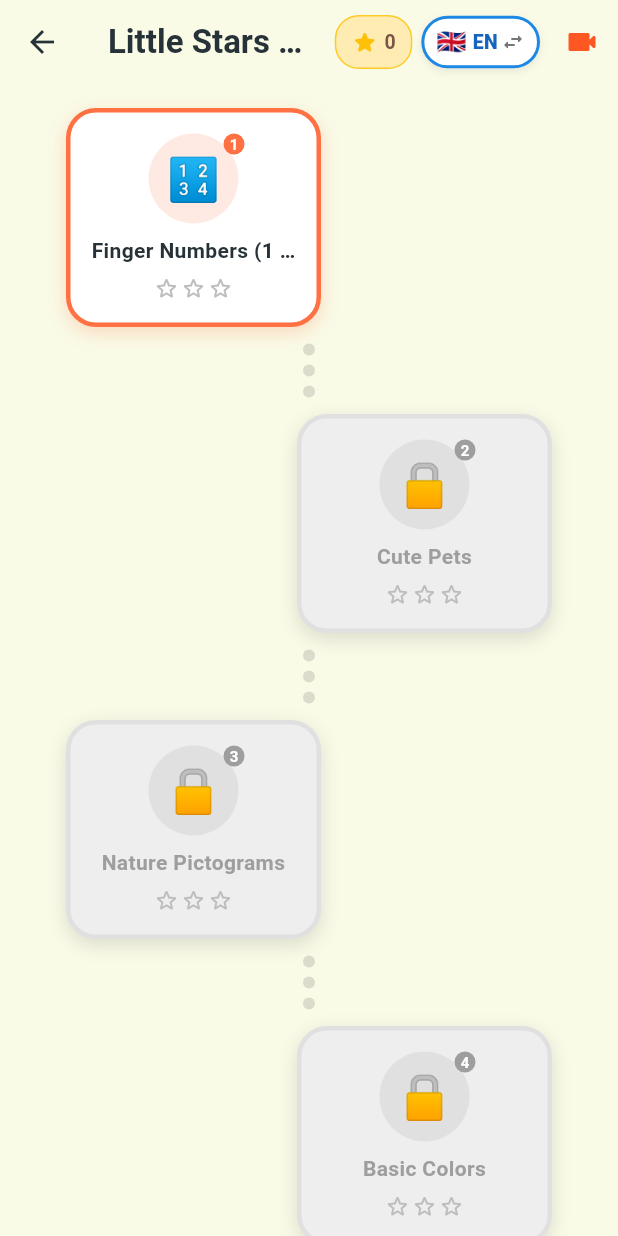
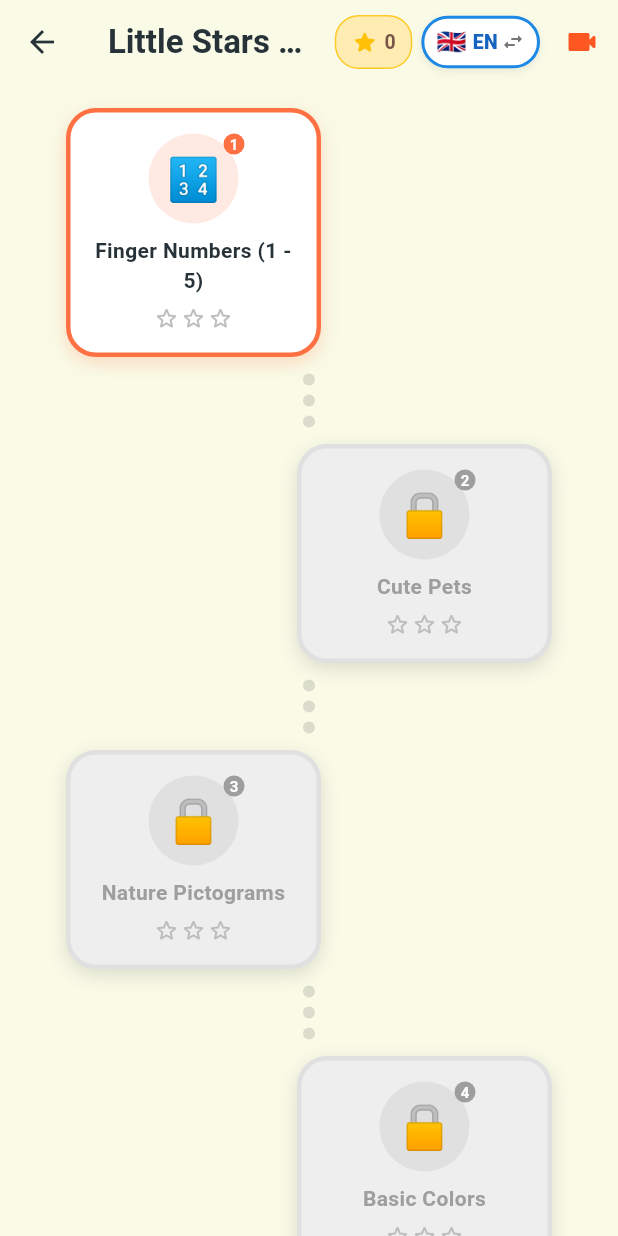
Before and after one commit to tomztansen/nihao_kids, a Flutter app: the LessonMapScreen screen opened directly with sample values from the repository, after a tap on "🇬🇧", after a tap on "🇮🇩", on a phone screen of 412 x 824 dp. Run offline on Flutter 3.47's test engine with Material 3 defaults, Android fonts, the light colour scheme and no system bars; our stand-ins replace audioplayers, google_mobile_ads, open_filex, shared_preferences, webview_flutter; missing offline and left inert: unity_ads_plugin; accounts and stored records are empty; network calls fail; project files that could hold a hidden picture were left out.

Commit message:
fix: resolve grade card text clipping and localize age badge v1.0.5+6

```diff
--- a/lib/config/app_config.dart
+++ b/lib/config/app_config.dart
@@ -1,6 +1,6 @@
 class AppConfig {
-  static const String appVersion = '1.0.4';
-  static const int buildNumber = 5;
+  static const String appVersion = '1.0.5';
+  static const int buildNumber = 6;
   static const String versionCheckUrl = 'https://tomztansen.github.io/nihao_kids/version.json';
   static const String fallbackApkUrl = 'https://github.com/tomztansen/nihao_kids/releases/latest/download/app-release.apk';
   static const String webDownloadPage = 'https://tomztansen.github.io/nihao_kids/download.html';
--- a/lib/models/models.dart
+++ b/lib/models/models.dart
@@ -15,6 +15,7 @@ class GradeLevel {
   final String subtitle;
   final String? subtitleEn;
   final String ageRange;
+  final String? ageRangeEn;
   final Color primaryColor;
   final Color secondaryColor;
   final String icon;
@@ -26,6 +27,7 @@ class GradeLevel {
     required this.subtitle,
     this.subtitleEn,
     required this.ageRange,
+    this.ageRangeEn,
     required this.primaryColor,
     required this.secondaryColor,
     required this.icon,
@@ -33,6 +35,7 @@ class GradeLevel {
 
   String get localizedTitle => LocalizationService().isEnglish ? (titleEn ?? title) : title;
   String get localizedSubtitle => LocalizationService().isEnglish ? (subtitleEn ?? subtitle) : subtitle;
+  String get localizedAgeRange => LocalizationService().isEnglish ? (ageRangeEn ?? ageRange) : ageRange;
 }
 
 class VocabItem {
--- a/lib/screens/grade_selection_screen.dart
+++ b/lib/screens/grade_selection_screen.dart
@@ -161,7 +161,7 @@ class _GradeSelectionScreenState extends State<GradeSelectionScreen> {
                         ),
                         icon: const Icon(Icons.play_circle_fill, color: Colors.deepOrange, size: 16),
                         label: Text(
-                          loc.isEnglish ? 'Free 🎋' : 'Bambu Gratis 🎁',
+                          loc.isEnglish ? 'Free 🎋' : 'Gratis 🎋',
                           style: const TextStyle(fontWeight: FontWeight.bold, fontSize: 11),
                         ),
                       ),
@@ -350,24 +350,27 @@ class _GradeSelectionScreenState extends State<GradeSelectionScreen> {
                     crossAxisAlignment: CrossAxisAlignment.start,
                     children: [
                       Row(
+                        crossAxisAlignment: CrossAxisAlignment.center,
                         children: [
-                          Text(
-                            grade.localizedTitle,
-                            style: const TextStyle(
-                              fontSize: 16,
-                              fontWeight: FontWeight.bold,
-                              color: AppColors.pandaBlack,
+                          Expanded(
+                            child: Text(
+                              grade.localizedTitle,
+                              style: const TextStyle(
+                                fontSize: 15,
+                                fontWeight: FontWeight.bold,
+                                color: AppColors.pandaBlack,
+                              ),
                             ),
                           ),
-                          const SizedBox(width: 6),
+                          const SizedBox(width: 8),
                           Container(
-                            padding: const EdgeInsets.symmetric(horizontal: 6, vertical: 2),
+                            padding: const EdgeInsets.symmetric(horizontal: 7, vertical: 3),
                             decoration: BoxDecoration(
                               color: grade.primaryColor.withOpacity(0.15),
-                              borderRadius: BorderRadius.circular(6),
+                              borderRadius: BorderRadius.circular(8),
                             ),
                             child: Text(
-                              grade.ageRange,
+                              grade.localizedAgeRange,
                               style: TextStyle(
                                 fontSize: 10,
                                 fontWeight: FontWeight.bold,
--- a/lib/screens/lesson_map_screen.dart
+++ b/lib/screens/lesson_map_screen.dart
@@ -469,7 +469,7 @@ class _LessonMapScreenState extends State<LessonMapScreen> {
             Text(
               lesson.localizedTitle,
               textAlign: TextAlign.center,
-              maxLines: 1,
+              maxLines: 2,
               overflow: TextOverflow.ellipsis,
               style: TextStyle(
                 fontSize: 14,
--- a/pubspec.yaml
+++ b/pubspec.yaml
@@ -1,7 +1,7 @@
 name: nihao_kids
 description: Aplikasi Belajar Bahasa Mandarin Interaktif untuk Anak TK dan SD
 publish_to: 'none'
-version: 1.0.4+5
+version: 1.0.5+6
 
 environment:
   sdk: '>=3.0.0 <4.0.0'
```
Also changed, not shown: lib/data/curriculum_data.dart (+8 -4 lines), preview/version.json (+8 -8 lines), version.json (+8 -8 lines).
